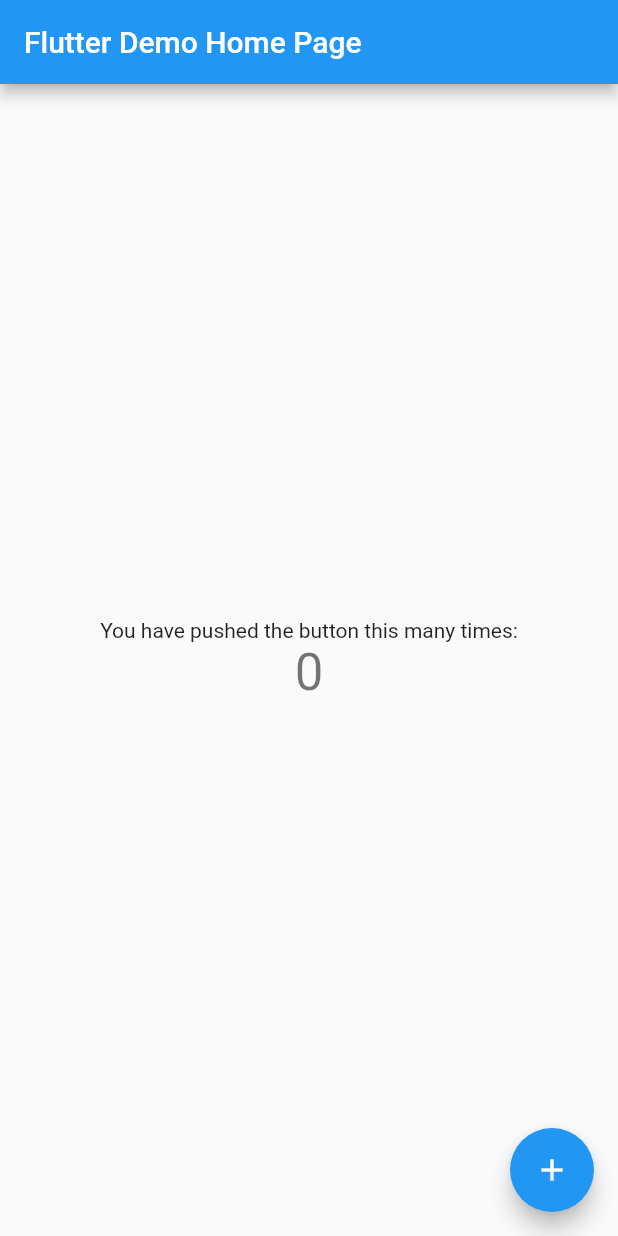
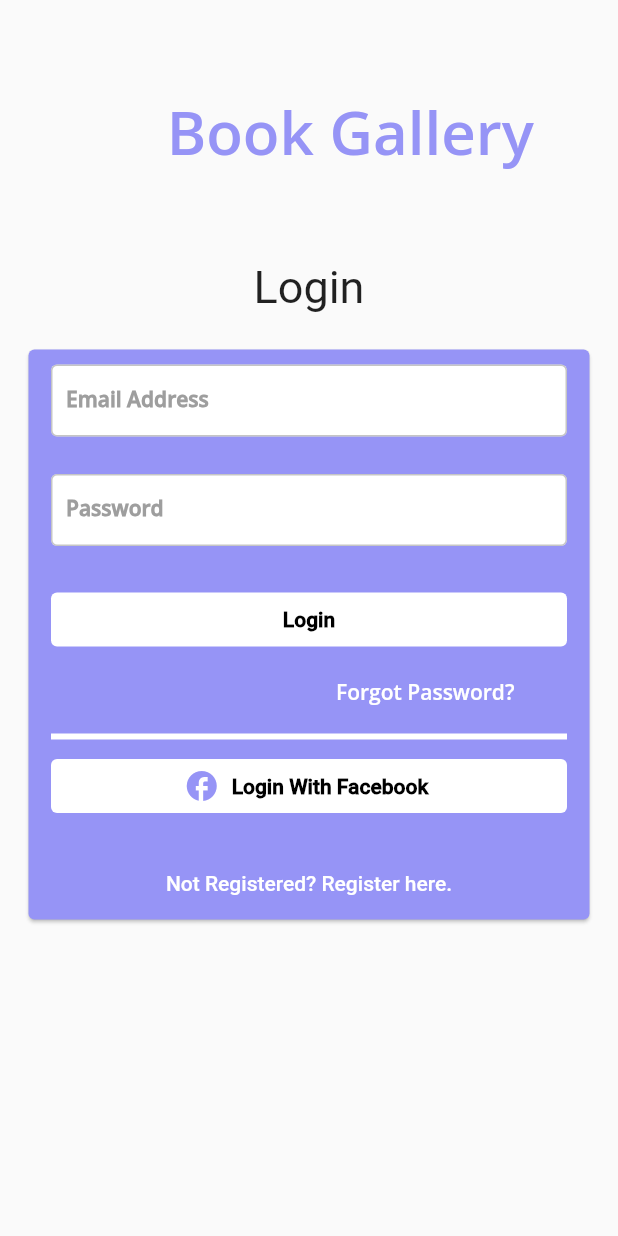
Before and after one commit to albertoazinar/book-gallery, a Flutter app: the screen it shows after launch, on a phone screen of 412 x 824 dp. Run offline on Flutter 3.47's test engine with Material 2 defaults, Android fonts, the phone set to English and light mode, and no system bars.

Commit message:
login page ready for functions

```diff
--- a/lib/main.dart
+++ b/lib/main.dart
@@ -1,3 +1,5 @@
+
+import 'package:book_gallery/screens/login.dart';
 import 'package:flutter/material.dart';
 
 void main() {
@@ -11,9 +13,20 @@ class MyApp extends StatelessWidget {
     return MaterialApp(
       title: 'Flutter Demo',
       theme: ThemeData(
-        primarySwatch: Colors.blue,
+        primaryColor:  Colors.white,
+        accentColor: const Color.fromRGBO(150, 148, 246, 1.0),
+        fontFamily: 'OpenSans',
+        appBarTheme: AppBarTheme(
+          iconTheme: IconThemeData(color: Theme.of(context).accentColor)
+        ),
+        elevatedButtonTheme: ElevatedButtonThemeData(
+          style: ButtonStyle(
+              elevation: MaterialStateProperty.all(0.0),
+              textStyle: MaterialStateProperty.all(
+                  TextStyle(fontWeight: FontWeight.bold))),
+        ),
       ),
-      home: MyHomePage(title: 'Flutter Demo Home Page'),
+      home: Login(),
     );
   }
 }
@@ -38,28 +51,15 @@ class _MyHomePageState extends State<MyHomePage> {
   @override
   Widget build(BuildContext context) {
     return Scaffold(
-      appBar: AppBar(
-        title: Text(widget.title),
-      ),
       body: Center(
         child: Column(
           mainAxisAlignment: MainAxisAlignment.center,
           children: <Widget>[
-            Text(
-              'You have pushed the button this many times:',
-            ),
-            Text(
-              '$_counter',
-              style: Theme.of(context).textTheme.headline4,
-            ),
+
           ],
         ),
       ),
-      floatingActionButton: FloatingActionButton(
-        onPressed: _incrementCounter,
-        tooltip: 'Increment',
-        child: Icon(Icons.add),
-      ), // This trailing comma makes auto-formatting nicer for build methods.
+
     );
   }
 }
--- /dev/null
+++ b/lib/screens/login.dart
@@ -0,0 +1,237 @@
+import 'package:flutter/material.dart';
+
+class Login extends StatefulWidget {
+  const Login({Key? key}) : super(key: key);
+
+  @override
+  _LoginState createState() => _LoginState();
+}
+
+
+
+class _LoginState extends State<Login> {
+  Widget Logo(){
+    return Container(
+      child:
+      Padding(
+        padding: const EdgeInsets.only(left: 55),
+        child: Text(
+          "Book Gallery",
+          style: TextStyle(
+            fontFamily:'OpenSans',
+            color: Theme.of(context).accentColor,
+            fontSize: 40,
+          ),
+          textAlign: TextAlign.right,
+        ),
+      ),
+    );
+  }
+
+  @override
+  Widget build(BuildContext context) {
+    return Scaffold(
+      body: Center(
+      child: Column(
+                children: [
+                      SizedBox(
+                        height: 60,
+                      ),
+                      Logo(),
+                      SizedBox(
+                        height: 60,
+                      ),
+                      Text(
+                        "Login",
+                         style: TextStyle(
+                           fontFamily: 'Roboto',
+                           fontSize: 30
+                         ),
+                      ),
+                      SizedBox(
+                        height: 20,
+                      ),
+                      Padding(
+                        padding: const EdgeInsets.symmetric(horizontal: 15),
+                        child: Card(
+                          color: Theme.of(context).accentColor,
+                          child: Form(
+                              child: Container(
+                                child: Column(
+                                  children: [
+                                    SizedBox(height: 10),
+                                    Padding(
+                                      padding: const EdgeInsets.symmetric(horizontal: 15),
+                                      child: TextFormField(
+                                        keyboardType: TextInputType.emailAddress,
+
+                                        decoration: InputDecoration(
+                                              labelText: "Email Address",
+                                              contentPadding: EdgeInsets.symmetric(vertical: 10.0, horizontal: 10.0),
+                                              fillColor: Colors.white,
+                                              filled: true,
+                                              border: OutlineInputBorder(),
+                                              focusedBorder: OutlineInputBorder(
+                                                borderSide:
+                                                BorderSide(color: Theme
+                                                    .of(context)
+                                                    .primaryColor, width: 1),
+                                              ),
+                                              labelStyle: TextStyle(
+                                                  fontWeight: FontWeight.w800,
+                                                  color: Colors.grey.shade500,
+                                                  fontSize: 14
+                                              ),
+                                              enabledBorder: OutlineInputBorder(
+                                                borderSide: BorderSide(width: 1, color: Colors.grey.withOpacity(.6)),
+                                              ),
+                                        ),
+                                      ),
+                                    ),
+
+                                    SizedBox(height: 25),
+
+                                    Padding(
+                                      padding: const EdgeInsets.symmetric(horizontal: 15),
+                                      child: TextFormField(
+                                        keyboardType: TextInputType.emailAddress,
+
+                                        decoration: InputDecoration(
+                                          labelText: "Password",
+                                          contentPadding: EdgeInsets.symmetric(vertical: 10.0, horizontal: 10.0),
+                                          fillColor: Colors.white,
+                                          filled: true,
+                                          border: OutlineInputBorder(),
+                                          focusedBorder: OutlineInputBorder(
+                                            borderSide:
+                                            BorderSide(color: Theme
+                                                .of(context)
+                                                .primaryColor, width: 1),
+                                          ),
+                                          labelStyle: TextStyle(
+                                              fontWeight: FontWeight.w800,
+                                              color: Colors.grey.shade500,
+                                              fontSize: 14
+                                          ),
+                                          enabledBorder: OutlineInputBorder(
+                                            borderSide: BorderSide(width: 1, color: Colors.grey.withOpacity(.6)),
+                                          ),
+                                        ),
+                                      ),
+                                    ),
+                                    SizedBox(
+                                      height: 25,
+                                    ),
+
+                                    Container(
+                                      width: MediaQuery
+                                          .of(context)
+                                          .size
+                                          .width,
+                                      child: Padding(
+                                        padding: const EdgeInsets.symmetric(horizontal: 15),
+                                        child: ElevatedButton(
+                                            onPressed: (){},
+                                             child: Text(
+                                                 "Login",
+                                                style: TextStyle(
+                                                  color: Colors.black
+                                                ),
+                                             ),
+                                          style: ButtonStyle(
+                                            backgroundColor: MaterialStateProperty
+                                                .all(Theme
+                                                .of(
+                                                context)
+                                                .primaryColor)
+                                          ),
+                                        ),
+                                      ),
+                                    ),
+                                    Padding(
+                                        padding: const EdgeInsets.only(left: 155),
+                                        child: TextButton(
+                                          onPressed: (){},
+                                          child: Text(
+                                            "Forgot Password?",
+                                            style: TextStyle(
+                                              color: Colors.white
+                                            ),
+                                          ),
+                                        ),
+                                    ),
+
+                                    SizedBox(
+                                      height: 4,
+                                    ),
+                                    Padding(
+                                      padding: const EdgeInsets.symmetric(horizontal: 15),
+                                      child: Container(
+                                        height: 4,
+                                        decoration: BoxDecoration(
+                                          color: Theme
+                                              .of(context)
+                                              .primaryColor,
+                                        ),
+                                      ),
+                                    ),
+                                    SizedBox(
+                                      height: 7,
+                                    ),
+                                    Container(
+                                      width: MediaQuery
+                                          .of(context)
+                                          .size
+                                          .width,
+                                      child: Padding(
+                                        padding: const EdgeInsets.symmetric(horizontal: 15),
+                                        child: ElevatedButton.icon(
+                                          onPressed: (){},
+                                          icon: Icon(
+                                            Icons.facebook,
+                                            color: Theme.of(context).accentColor,
+                                          ),
+                                          label: Text(
+                                            "Login With Facebook",
+                                            style: TextStyle(
+                                                color: Colors.black
+                                            ),
+                                          ),
+                                          style: ButtonStyle(
+                                              backgroundColor: MaterialStateProperty
+                                                  .all(Theme
+                                                  .of(
+                                                  context)
+                                                  .primaryColor)
+                                          ),
+                                        ),
+                                      ),
+                                    ),
+                                    SizedBox(
+                                      height: 17,
+                                    ),
+                                    Padding(
+                                      padding: const EdgeInsets.symmetric(horizontal:35),
+                                      child: TextButton(
+                                        onPressed: (){},
+                                        child: Text(
+                                          "Not Registered? Register here.",
+                                          style: TextStyle(
+                                              color: Colors.white,
+                                              fontFamily: 'Roboto'
+                                          ),
+                                        ),
+                                      ),
+                                    ),
+                                  ],
+                                ),
+                              )
+                          ),
+                        ),
+                      )
+                ],
+           ),
+        )
+    );
+  }
+}
```
Also changed, not shown: pubspec.yaml (+9 -1 lines), fonts/OpenSans-SemiBold.ttf (added), fonts/OpenSans_SemiCondensed-Bold.ttf (added), fonts/Roboto-Medium.ttf (added), fonts/Roboto-Regular.ttf (added).
